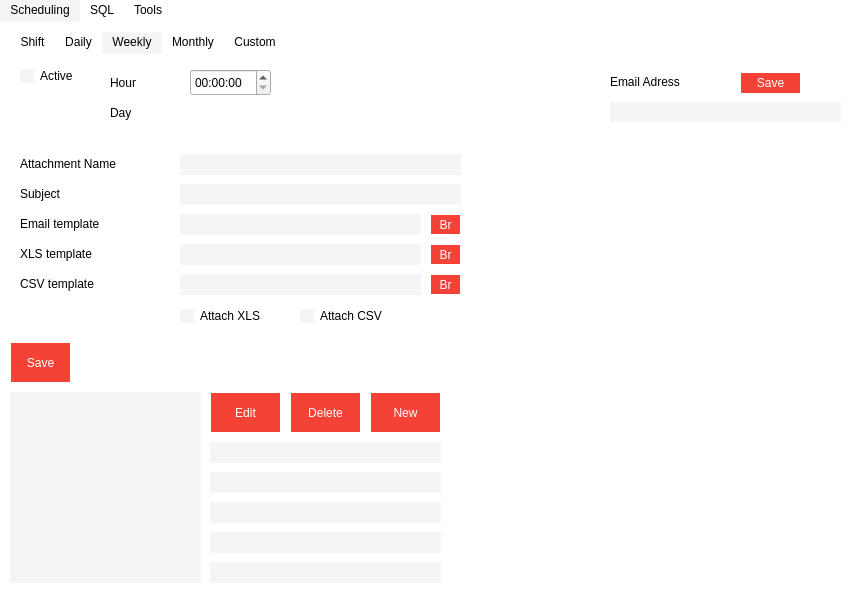
Davebudil/reporter, file reporter.ui: the form before one commit.
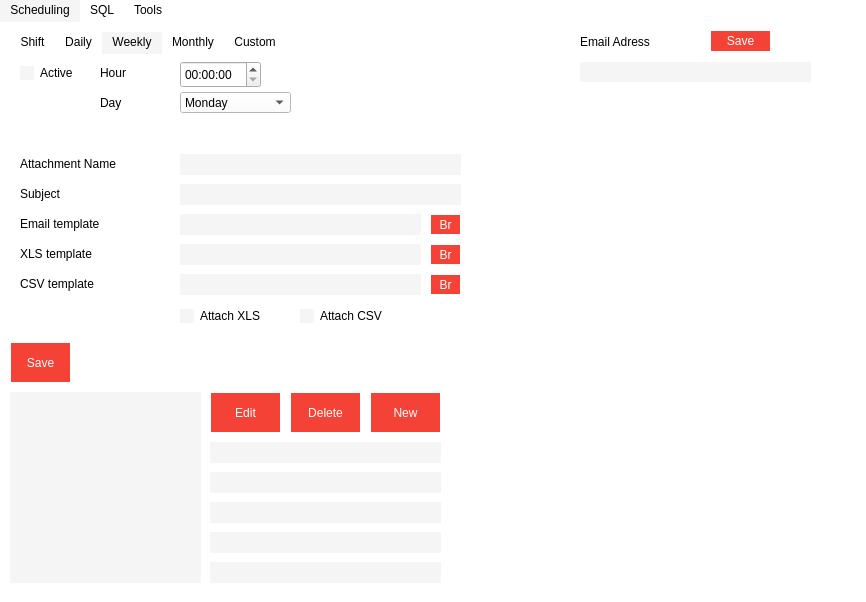
The form after the commit. The open tabs and pages were chosen to show the change. Icons and pictures are not drawn.

Commit message: added the groundwork on Export, Scheduling and added Log class

The edit to the form file:
```diff
--- a/reporter.ui
+++ b/reporter.ui
@@ -224,7 +224,7 @@
 }
 /*
 QTreeView QScrollBar {
-  background-color: #F5F5F5
+  background-color: white;
 }
 */
 QTreeView::branch {
@@ -273,13 +273,13 @@
 }
 
 QScrollBar::handle:horizontal {
-    background: #f44336;          /* Slider color */
+    background: white;          /* Slider color */
     min-width: 16px;
   border-radius: 5px;
 }
 
 QScrollBar::handle:vertical {
-    background: #f44336;          /* Slider color */
+    background: white;          /* Slider color */
     min-height: 16px;
   border-radius: 5px;
 }
@@ -1381,7 +1381,7 @@
         <property name="geometry">
          <rect>
           <x>10</x>
-          <y>10</y>
+          <y>7</y>
           <width>100</width>
           <height>24</height>
          </rect>
@@ -1455,8 +1455,8 @@
        <widget class="QTimeEdit" name="timeEdit_4">
         <property name="geometry">
          <rect>
-          <x>180</x>
-          <y>15</y>
+          <x>170</x>
+          <y>7</y>
           <width>81</width>
           <height>27</height>
          </rect>
@@ -1465,8 +1465,8 @@
        <widget class="QLabel" name="label_4">
         <property name="geometry">
          <rect>
-          <x>100</x>
-          <y>20</y>
+          <x>90</x>
+          <y>10</y>
           <width>74</width>
           <height>18</height>
          </rect>
@@ -1478,8 +1478,8 @@
        <widget class="QLabel" name="label_12">
         <property name="geometry">
          <rect>
-          <x>100</x>
-          <y>50</y>
+          <x>90</x>
+          <y>40</y>
           <width>74</width>
           <height>18</height>
          </rect>
@@ -1527,6 +1527,57 @@
          <string>Br</string>
         </property>
        </widget>
+       <widget class="QComboBox" name="weeklyDays">
+        <property name="geometry">
+         <rect>
+          <x>170</x>
+          <y>38</y>
+          <width>111</width>
+          <height>21</height>
+         </rect>
+        </property>
+        <property name="styleSheet">
+         <string notr="true">combobox-popup: 0;</string>
+        </property>
+        <property name="maxVisibleItems">
+         <number>10</number>
+        </property>
+        <item>
+         <property name="text">
+          <string>Monday</string>
+         </property>
+        </item>
+        <item>
+         <property name="text">
+          <string>Tuesday</string>
+         </property>
+        </item>
+        <item>
+         <property name="text">
+          <string>Wednesday</string>
+         </property>
+        </item>
+        <item>
+         <property name="text">
+          <string>Thursday</string>
+         </property>
+        </item>
+        <item>
+         <property name="text">
+          <string>Friday</string>
+         </property>
+        </item>
+        <item>
+         <property name="text">
+          <string>Saturday</string>
+         </property>
+        </item>
+        <item>
+         <property name="text">
+          <string>Sunday</string>
+         </property>
+        </item>
+       </widget>
       </widget>
       <widget class="QWidget" name="Monthly">
        <attribute name="title">
@@ -1987,34 +2038,11 @@
        </widget>
       </widget>
      </widget>
-     <widget class="QLineEdit" name="emailAdress">
-      <property name="geometry">
-       <rect>
-        <x>610</x>
-        <y>80</y>
-        <width>231</width>
-        <height>20</height>
-       </rect>
-      </property>
-     </widget>
-     <widget class="QLabel" name="label_5">
-      <property name="geometry">
-       <rect>
-        <x>610</x>
-        <y>50</y>
-        <width>121</width>
-        <height>20</height>
-       </rect>
-      </property>
-      <property name="text">
-       <string>Email Adress</string>
-      </property>
-     </widget>
      <widget class="QToolButton" name="saveEmailAdress">
       <property name="geometry">
        <rect>
-        <x>740</x>
-        <y>50</y>
+        <x>710</x>
+        <y>8</y>
         <width>61</width>
         <height>22</height>
        </rect>
@@ -2036,6 +2064,29 @@
        <string>Save</string>
       </property>
      </widget>
+     <widget class="QLabel" name="label_5">
+      <property name="geometry">
+       <rect>
+        <x>580</x>
+        <y>10</y>
+        <width>121</width>
+        <height>20</height>
+       </rect>
+      </property>
+      <property name="text">
+       <string>Email Adress</string>
+      </property>
+     </widget>
+     <widget class="QLineEdit" name="emailAdress">
+      <property name="geometry">
+       <rect>
+        <x>580</x>
+        <y>40</y>
+        <width>231</width>
+        <height>20</height>
+       </rect>
+      </property>
+     </widget>
     </widget>
     <widget class="QWidget" name="SQL">
      <attribute name="title">
```
Left out of the diff: 210 changed lines with no effect on the pictures. The commit also changes 22 other files.
